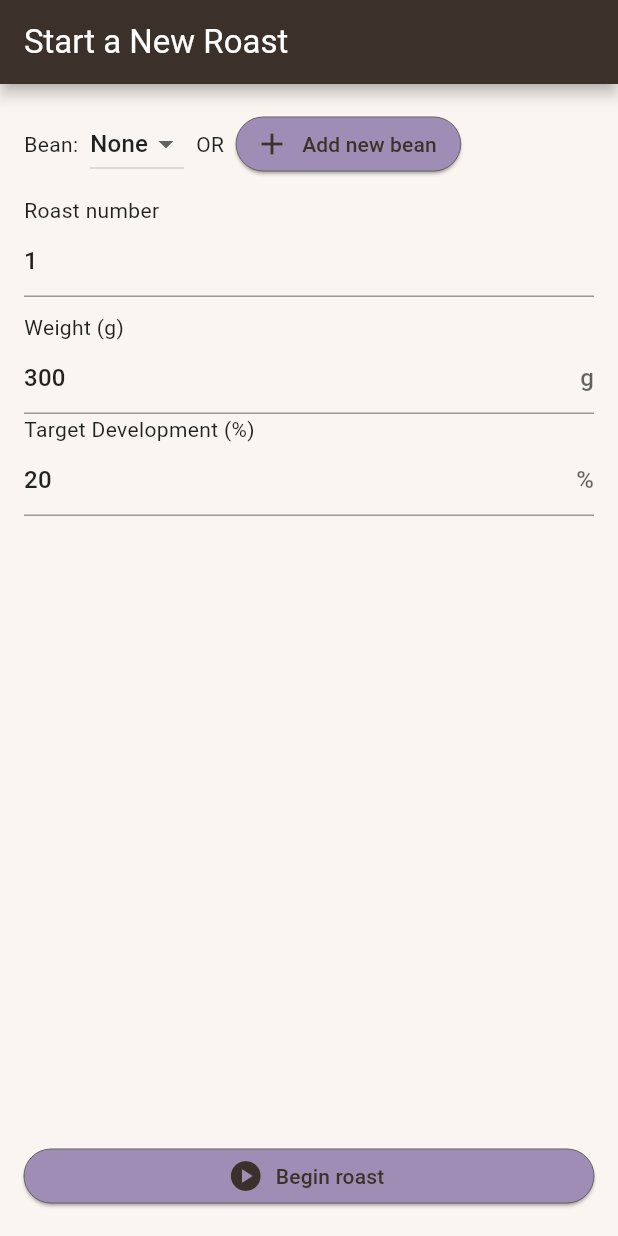
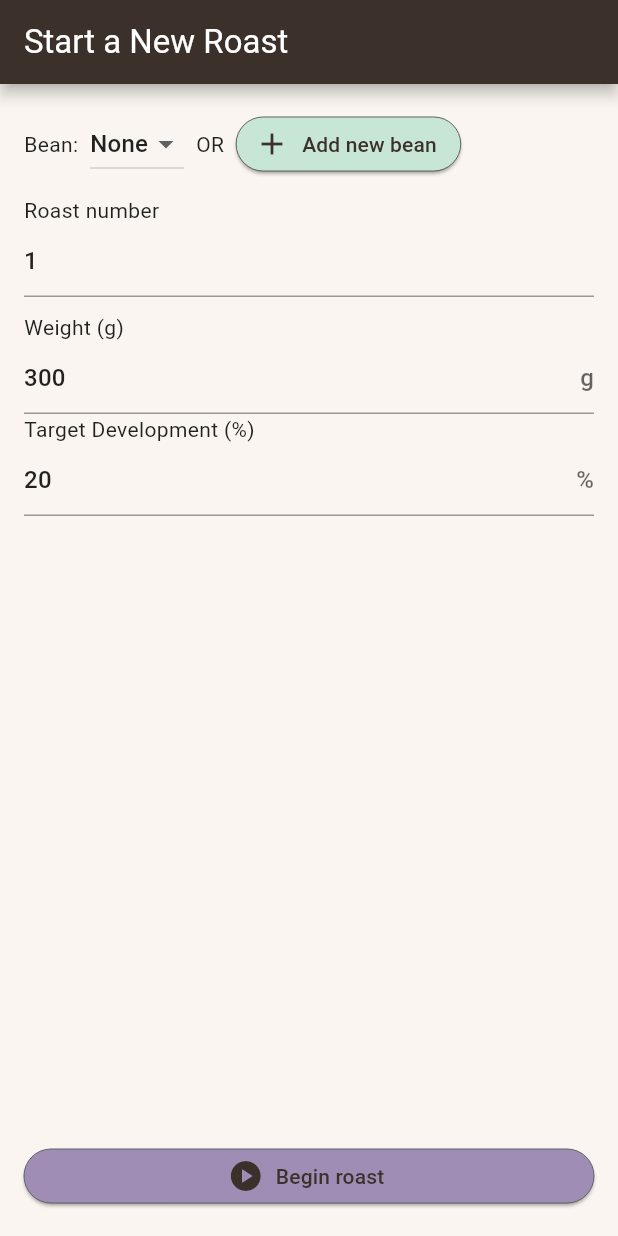
Before and after one commit to MichaelRFairhurst/BehtterRoasts, a Flutter app: the NewRoastPage screen opened by its route, on a phone screen of 412 x 824 dp. Run offline on Flutter 3.47's test engine with Material 2 defaults, Android fonts, the phone set to English and light mode, and no system bars; our stand-ins replace cloud_firestore, firebase_core, flutter_riverpod, freezed_annotation, go_router; accounts and stored records are empty.

Commit message:
Use lime buttons in UI

```diff
--- a/lib/src/config/theme.dart
+++ b/lib/src/config/theme.dart
@@ -24,6 +24,15 @@ class RoastAppTheme {
           borderRadius: BorderRadius.circular(24),
           side: const BorderSide(color: Colors.black, width: 1.0),
         ),
+	),
+  );
+
+  static final limeButtonTheme = ElevatedButtonThemeData(
+    style: ElevatedButton.styleFrom(
+        foregroundColor: capuccino,
+        backgroundColor: lime,
+		shadowColor: capuccino,
+        elevation: 1.0,
 	),
   );
 
--- a/lib/src/roast/routes/roast_history.dart
+++ b/lib/src/roast/routes/roast_history.dart
@@ -1,4 +1,5 @@
 import 'package:behmor_roast/src/config/routes.dart';
+import 'package:behmor_roast/src/config/theme.dart';
 import 'package:behmor_roast/src/roast/providers.dart';
 import 'package:flutter/material.dart';
 import 'package:flutter_riverpod/flutter_riverpod.dart';
@@ -33,6 +34,7 @@ class RoastHistoryPage extends ConsumerWidget {
 				      ElevatedButton.icon(
 					    icon: const Icon(Icons.visibility),
 						label: const Text('View Roasts'),
+						style: RoastAppTheme.limeButtonTheme.style,
 						onPressed: () {
 						  context.push(Routes.roastReview(items[i].id!));
 						},
--- a/lib/src/roast/widgets/bean_select.dart
+++ b/lib/src/roast/widgets/bean_select.dart
@@ -1,3 +1,4 @@
+import 'package:behmor_roast/src/config/theme.dart';
 import 'package:behmor_roast/src/roast/models/bean.dart';
 import 'package:behmor_roast/src/roast/providers.dart';
 import 'package:flutter/material.dart';
@@ -45,14 +46,15 @@ class BeanSelectState extends ConsumerState<BeanSelect> {
 			  }
 			)),
 			ElevatedButton(
-			  child: const Icon(Icons.check),
+			  style: RoastAppTheme.limeButtonTheme.style,
 			  onPressed: () async {
 				if (newBeanForm.currentState!.validate()) {
 				  final bean = await ref.read(beanServiceProvider).add(Bean(name: newBeanName.text));
 				  addNew = false;
                   widget.onChanged(bean);
 				}
-			  }
+			  },
+			  child: const Icon(Icons.check),
 			),
 		  ],
 		),
@@ -73,6 +75,7 @@ class BeanSelectState extends ConsumerState<BeanSelect> {
 		ElevatedButton.icon(
 		  label: const Text('Add new bean'),
 		  icon: const Icon(Icons.add),
+		  style: RoastAppTheme.limeButtonTheme.style,
 		  onPressed: () {
 			setState(() {
 			  addNew = true;
```
